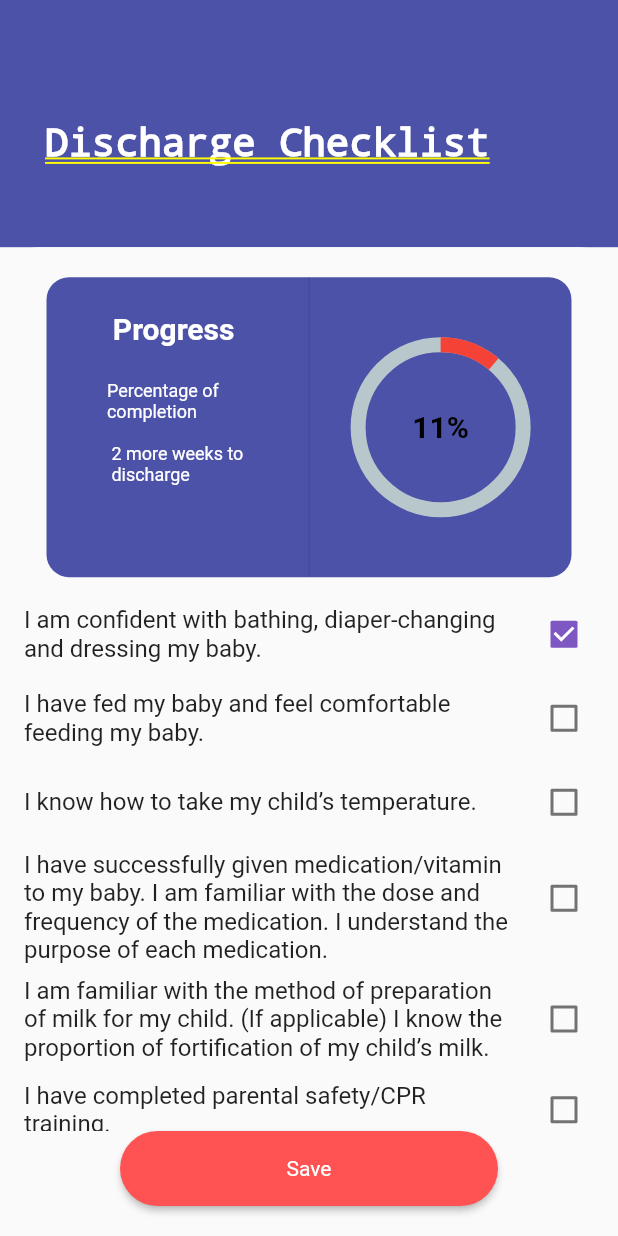
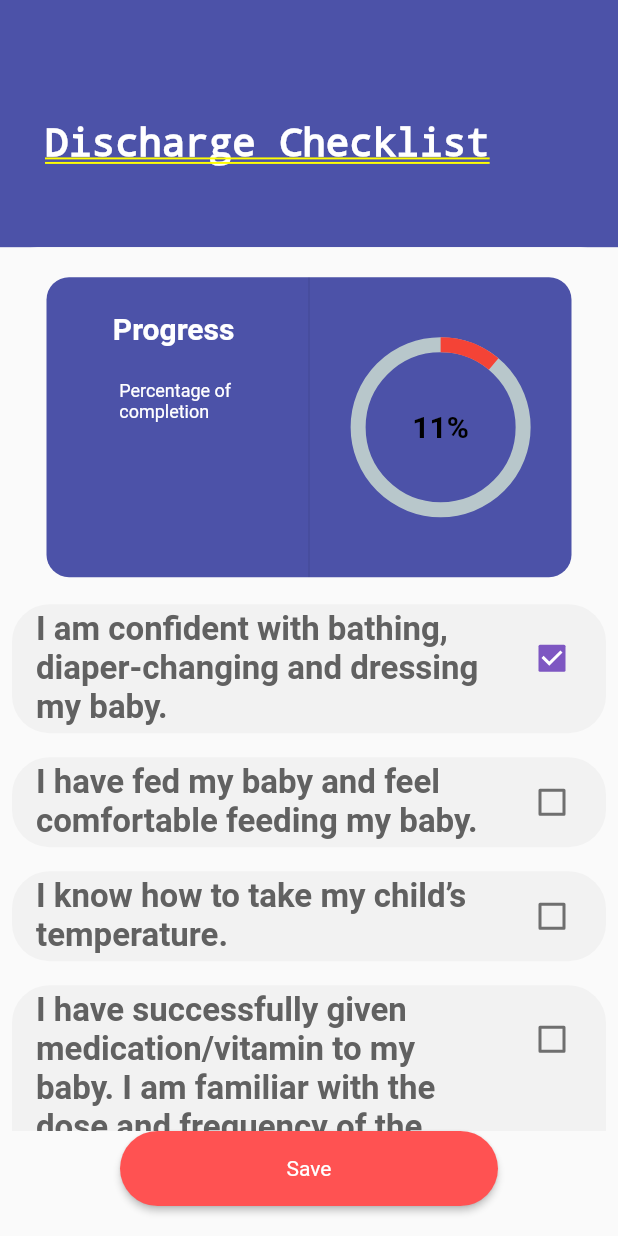
Before and after one commit to ccaian/Team-13-ITP-SE-39, a Flutter app: the DischargeCheckListPage screen opened directly, after a tap on "I am confident with bathing, diaper-chan", on a phone screen of 412 x 824 dp. Run offline on Flutter 3.47's test engine with Material 2 defaults, Android fonts, the phone set to English and light mode, and no system bars; drawn by our look-alikes of percent_indicator; our stand-ins replace cloud_firestore, datetime_picker_formfield, firebase_auth, firebase_core, firebase_database, firebase_storage and 7 more; missing offline and left inert: dart:ffi, image_downloader; accounts and stored records are empty.

Commit message:
Discharge checklist fixes

```diff
--- a/lib/dischargechecklist.dart
+++ b/lib/dischargechecklist.dart
@@ -1,4 +1,5 @@
 import 'package:firebase_database/firebase_database.dart';
+import 'package:growth_app/navparent.dart';
 import 'package:percent_indicator/circular_percent_indicator.dart';
 import 'package:shared_preferences/shared_preferences.dart';
 import 'package:flutter/cupertino.dart';
@@ -8,8 +9,13 @@ class DischargeCheckListPage extends StatefulWidget {
   @override
   _DischargeCheckListPageState createState() => _DischargeCheckListPageState();
 }
-
+var _checklistRef = FirebaseDatabase.instance.reference().child('checklist');
+String?  childnric = "";
 class _DischargeCheckListPageState extends State<DischargeCheckListPage> {
+  void initState(){
+    loadPref();
+    super.initState();
+  }
   // text field state
 
   // Map<String, bool> routineCareList = {
@@ -41,6 +47,7 @@ class _DischargeCheckListPageState extends State<DischargeCheckListPage> {
   final shape =
   RoundedRectangleBorder(borderRadius: BorderRadius.circular(25));
   final FirebaseDatabase _database = FirebaseDatabase.instance;
+  Color Colour = Color(0xfff2f2f2);
 
   @override
   Widget build(BuildContext context) {
@@ -85,8 +92,22 @@ class _DischargeCheckListPageState extends State<DischargeCheckListPage> {
                         Expanded(
                           child : ListView(
                             children: List.keys.map((String key) {
-                              return new CheckboxListTile(
-                                title: new Text(key),
+                              return new  SizedBox(
+                                  width: 400,
+                                  child: Center(
+                                  child: Padding(
+                                  padding: const EdgeInsets.all(8.0),
+                              child: Container(
+                              decoration: BoxDecoration(
+                              color: Color(0xfff2f2f2),
+                              borderRadius: BorderRadius.circular(25),
+                              ),
+                                  child: CheckboxListTile(
+                                    title: new Text(key, style: TextStyle(
+                                      fontSize: 22.0,
+                                      fontWeight: FontWeight.bold,
+                                      color: Colors.grey[700],
+                                    )),
                                     value: List[key],
                                     activeColor: Colors.deepPurple[400],
                                     checkColor: Colors.white,
@@ -104,7 +125,12 @@ class _DischargeCheckListPageState extends State<DischargeCheckListPage> {
                                         }
                                       });
                                     },
-                              );
+                                  )
+                              )
+                                  )
+                                  )
+                              ); //BoxDecoration
+
                             }).toList(),
                           ),),
                         new Row(mainAxisAlignment: MainAxisAlignment.center, children: <
@@ -128,9 +154,16 @@ class _DischargeCheckListPageState extends State<DischargeCheckListPage> {
                                       ),
                                     ),
                                     onPressed: () async {
-                                      List.forEach((key, value) {
-                                        print(key + " - " + value.toString());
-                                      });
+                                      int i = 0;
+                                      List.forEach((index, value) {
+                                        print(childnric.toString() + " - " + value.toString());
+                                        i++;
+                                      }
+                                      );
+                                      Navigator.push(context, new MaterialPageRoute(
+                                          builder: (context) => NavParent()
+                                      ));
+                                      //addCheckListData(value.toString(), i, childnric);
                                     },
                                   )))
                         ]),
@@ -165,7 +198,7 @@ class _DischargeCheckListPageState extends State<DischargeCheckListPage> {
                         Text('\nProgress \n', style: TextStyle(
                           fontSize: 20,fontWeight: FontWeight.bold, color: Colors.white
                         ),),
-                        Text('Percentage of \ncompletion \n \n 2 more weeks to \n discharge', style: TextStyle(
+                        Text('Percentage of \ncompletion', style: TextStyle(
                             fontSize: 12, color: Colors.white
                         ),),
                       ],
@@ -195,7 +228,39 @@ class _DischargeCheckListPageState extends State<DischargeCheckListPage> {
       ],
     );
   }
-  Widget buildChecklist() {
+
+  addCheckListData(result, index, nric)  {
+    print('in Data upload');
+    FirebaseDatabase.instance
+        .reference()
+        .child("checklist")
+        .orderByChild("userNRIC")
+        .equalTo(nric)
+        .once()
+        .then((DataSnapshot snapshot) {
+      //here i iterate and create the list of objects
+
+        print('Creating data');
+        _checklistRef.push().set({
+          'userNRIC' : nric,
+          'checklist '+ index.toString(): result
+        });
+
+
+
+    });
+  }
+
+
+  Future loadPref() async {
+    final SharedPreferences sharedPreferences = await SharedPreferences.getInstance();
+    setState(() {
+      childnric = sharedPreferences.getString('ChildNRIC');
+    });
+    print('In Load Pref');
+  }
+
+  /*Widget buildChecklist() {
     final shape =
         RoundedRectangleBorder(borderRadius: BorderRadius.circular(25));
     return new Column(children: <Widget>[
@@ -244,5 +309,5 @@ class _DischargeCheckListPageState extends State<DischargeCheckListPage> {
             ]),
           ]
         );
+  }*/
 }
-}
```
Lines whose indentation alone changed are shown as unchanged.
